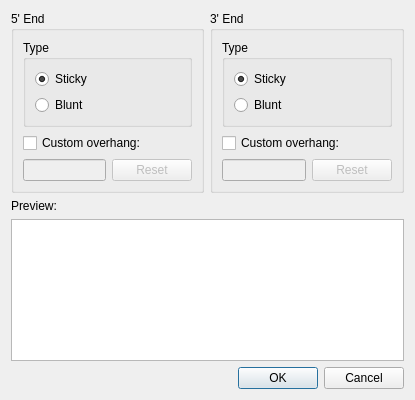
Before: the Qt Designer form src/plugins/enzymes/src/ui/EditFragmentDialog.ui in violethaze74/ugene, drawn with Qt 5.
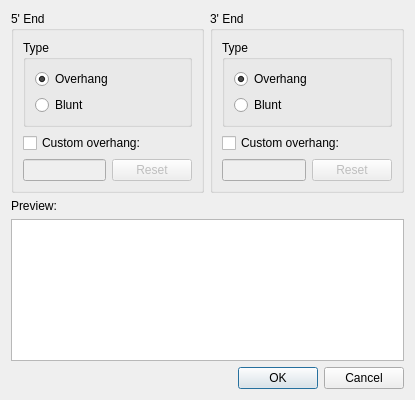
After: the same form once the commit is applied.

The edit to the form file:
```diff
--- a/src/plugins/enzymes/src/ui/EditFragmentDialog.ui
+++ b/src/plugins/enzymes/src/ui/EditFragmentDialog.ui
@@ -40,7 +40,7 @@
            <item>
             <widget class="QRadioButton" name="lStickyButton">
              <property name="text">
-              <string>Sticky</string>
+              <string>Overhang</string>
              </property>
              <property name="checked">
               <bool>true</bool>
@@ -103,7 +103,7 @@
            <item>
             <widget class="QRadioButton" name="rStickyButton">
              <property name="text">
-              <string>Sticky</string>
+              <string>Overhang</string>
              </property>
              <property name="checked">
               <bool>true</bool>
```
Left out of the diff: 38 changed lines with no effect on the pictures.
